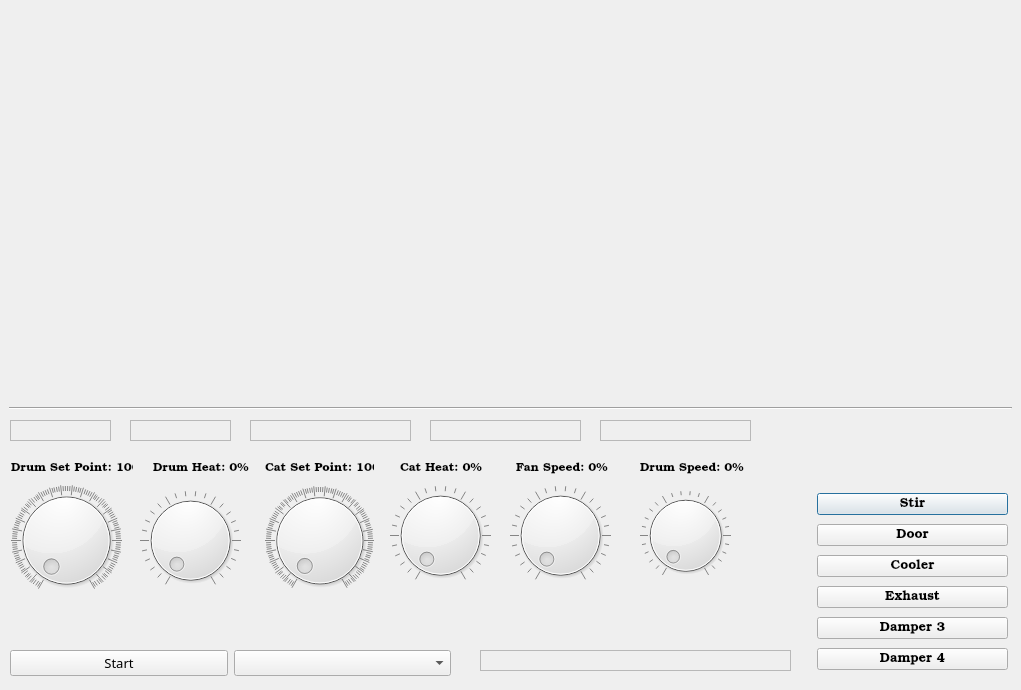
This is controlroomdialog.ui in barbosaMatheus/USR_Coffee_Profiles as Qt 5 draws it before an edit. The edited form follows.
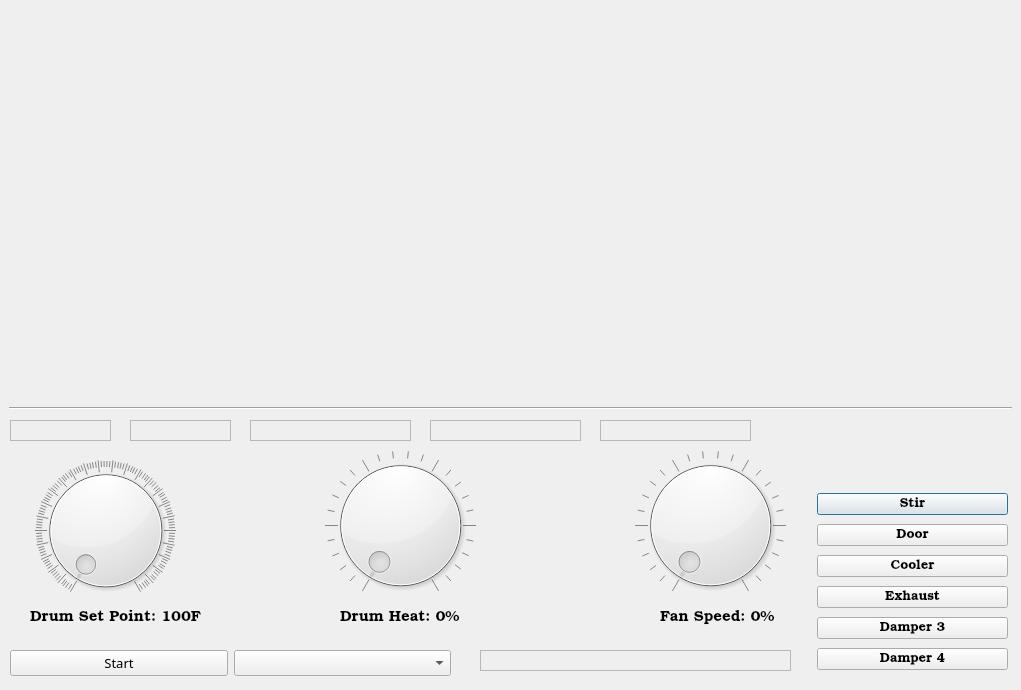
This is the edited form.

Commit message: Made some UI changes to ControlRoomDialog to allow for bigger dials and less clutter

The edit to the form file:
```diff
--- a/controlroomdialog.ui
+++ b/controlroomdialog.ui
@@ -195,87 +195,54 @@
   <widget class="QLabel" name="dsp_label">
    <property name="geometry">
     <rect>
-     <x>11</x>
-     <y>460</y>
-     <width>122</width>
+     <x>30</x>
+     <y>610</y>
+     <width>171</width>
      <height>16</height>
     </rect>
    </property>
    <property name="font">
     <font>
      <family>Bookman Old Style</family>
+     <pointsize>11</pointsize>
     </font>
    </property>
    <property name="text">
     <string>Drum Set Point: 100F</string>
    </property>
   </widget>
-  <widget class="QLabel" name="csp_label">
-   <property name="geometry">
-    <rect>
-     <x>265</x>
-     <y>460</y>
-     <width>109</width>
-     <height>16</height>
-    </rect>
-   </property>
-   <property name="font">
-    <font>
-     <family>Bookman Old Style</family>
-    </font>
-   </property>
-   <property name="text">
-    <string>Cat Set Point: 100F</string>
-   </property>
-  </widget>
   <widget class="QLabel" name="dh_label">
    <property name="geometry">
     <rect>
-     <x>153</x>
-     <y>460</y>
-     <width>101</width>
+     <x>340</x>
+     <y>610</y>
+     <width>131</width>
      <height>16</height>
     </rect>
    </property>
    <property name="font">
     <font>
      <family>Bookman Old Style</family>
+     <pointsize>11</pointsize>
     </font>
    </property>
    <property name="text">
     <string>Drum Heat: 0%</string>
    </property>
   </widget>
-  <widget class="QLabel" name="ch_label">
-   <property name="geometry">
-    <rect>
-     <x>400</x>
-     <y>460</y>
-     <width>91</width>
-     <height>16</height>
-    </rect>
-   </property>
-   <property name="font">
-    <font>
-     <family>Bookman Old Style</family>
-    </font>
-   </property>
-   <property name="text">
-    <string>Cat Heat: 0%</string>
-   </property>
-  </widget>
   <widget class="QLabel" name="fs_label">
    <property name="geometry">
     <rect>
-     <x>516</x>
-     <y>460</y>
-     <width>101</width>
+     <x>660</x>
+     <y>610</y>
+     <width>131</width>
      <height>16</height>
     </rect>
    </property>
    <property name="font">
     <font>
      <family>Bookman Old Style</family>
+     <pointsize>11</pointsize>
     </font>
    </property>
    <property name="text">
@@ -285,10 +252,10 @@
   <widget class="QDial" name="dh_dial">
    <property name="geometry">
     <rect>
-     <x>140</x>
-     <y>480</y>
-     <width>101</width>
-     <height>121</height>
+     <x>320</x>
+     <y>450</y>
+     <width>161</width>
+     <height>151</height>
     </rect>
    </property>
    <property name="maximum">
@@ -301,10 +268,10 @@
   <widget class="QDial" name="dsp_dial">
    <property name="geometry">
     <rect>
-     <x>11</x>
-     <y>480</y>
-     <width>111</width>
-     <height>121</height>
+     <x>30</x>
+     <y>460</y>
+     <width>151</width>
+     <height>141</height>
     </rect>
    </property>
    <property name="minimum">
@@ -317,76 +284,13 @@
     <bool>true</bool>
    </property>
   </widget>
-  <widget class="QLabel" name="ds_label">
-   <property name="geometry">
-    <rect>
-     <x>640</x>
-     <y>460</y>
-     <width>111</width>
-     <height>16</height>
-    </rect>
-   </property>
-   <property name="font">
-    <font>
-     <family>Bookman Old Style</family>
-    </font>
-   </property>
-   <property name="text">
-    <string>Drum Speed: 0%</string>
-   </property>
-  </widget>
-  <widget class="QDial" name="ds_dial">
-   <property name="geometry">
-    <rect>
-     <x>640</x>
-     <y>490</y>
-     <width>91</width>
-     <height>91</height>
-    </rect>
-   </property>
-   <property name="notchesVisible">
-    <bool>true</bool>
-   </property>
-  </widget>
   <widget class="QDial" name="fs_dial">
    <property name="geometry">
     <rect>
-     <x>510</x>
-     <y>480</y>
-     <width>101</width>
-     <height>111</height>
-    </rect>
-   </property>
-   <property name="notchesVisible">
-    <bool>true</bool>
-   </property>
-  </widget>
-  <widget class="QDial" name="csp_dial">
-   <property name="geometry">
-    <rect>
-     <x>265</x>
-     <y>480</y>
-     <width>109</width>
-     <height>121</height>
-    </rect>
-   </property>
-   <property name="minimum">
-    <number>100</number>
-   </property>
-   <property name="maximum">
-    <number>600</number>
-   </property>
-   <property name="notchesVisible">
-    <bool>true</bool>
-   </property>
-  </widget>
-  <widget class="QDial" name="ch_dial">
-   <property name="geometry">
-    <rect>
-     <x>390</x>
-     <y>480</y>
-     <width>101</width>
-     <height>111</height>
+     <x>630</x>
+     <y>450</y>
+     <width>161</width>
+     <height>151</height>
     </rect>
    </property>
    <property name="notchesVisible">
```
The commit also changes 3 other files.
